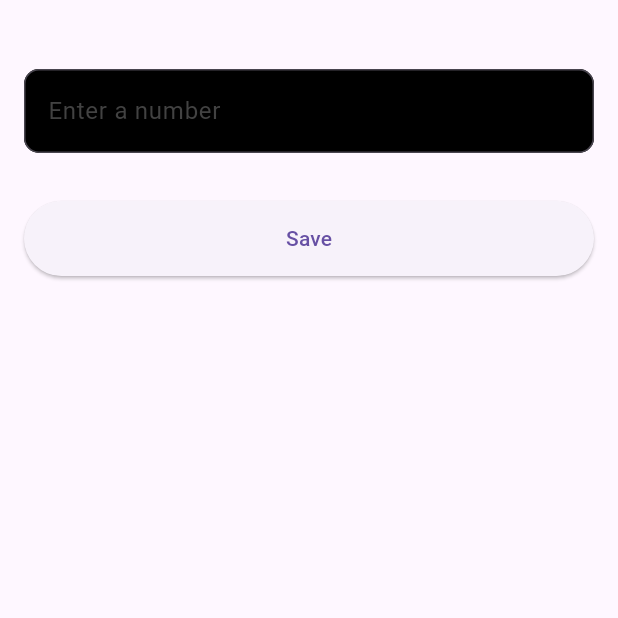
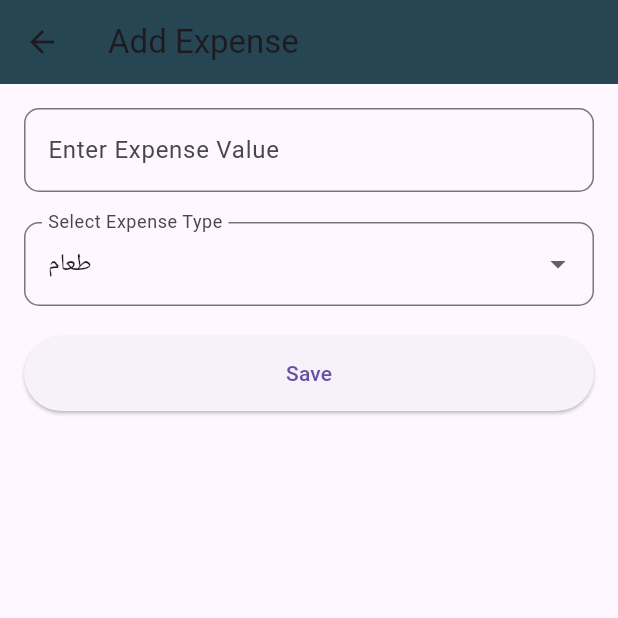
Before and after one commit to khaderhash/money_app, a Flutter app: the NumberScreen screen opened by its route, after a tap on the "add" icon, on a phone screen of 412 x 824 dp, the top half of it. Run offline on Flutter 3.47's test engine with Material 3 defaults, Android fonts, the phone set to English and light mode, and no system bars; our stand-ins replace firebase_auth, firebase_core, fl_chart, implicitly_animated_reorderable_list, implicitly_animated_reorderable_list_2, modal_progress_hud_nsn and 2 more; accounts and stored records are empty.

```diff
--- a/lib/Screens/number.dart
+++ b/lib/Screens/number.dart
@@ -1,8 +1,8 @@
 import 'package:flutter/material.dart';
-import 'package:myappmoney2/Screens/addtodo.dart';
-import 'package:myappmoney2/constants.dart';
+import 'package:fl_chart/fl_chart.dart';
 import 'package:shared_preferences/shared_preferences.dart';
 import 'package:myappmoney2/services/shared_preferences_number.dart';
+
 import '../services/shared_preferences.dart';
 import 'numberadd.dart';
 
@@ -15,10 +15,15 @@ class NumberScreen extends StatefulWidget {
 }
 
 class _ExpensesState extends State<NumberScreen> {
-  final saerchBarTec = TextEditingController();
-  SharedPreferencesservice? servicetoaddnumber;
-  List<double> listDatanumber = [];
-  List<double> _listnumber = [];
+  SharedPreferencesServiceexpenses? servicetoaddnumber;
+  List<Map<String, dynamic>> listExpenses = []; // تحتوي على الأرقام والأنواع
+
+  final Map<String, Color> expenseColors = {
+    "طعام": Colors.green,
+    "سكن": Colors.blue,
+    "بنزين": Colors.orange,
+    "مصاريف اعتيادية": Colors.red,
+  };
 
   @override
   void initState() {
@@ -28,19 +33,13 @@ class _ExpensesState extends State<NumberScreen> {
 
   initSharedPreferences() async {
     final sharedPreferences = await SharedPreferences.getInstance();
-    servicetoaddnumber = SharedPreferencesservice(sharedPreferences);
-    listDatanumber = await servicetoaddnumber?.getNumbers() ?? [];
+    servicetoaddnumber = SharedPreferencesServiceexpenses(sharedPreferences);
+    listExpenses = await servicetoaddnumber?.getExpenses() ?? [];
     setState(() {});
   }
 
-  void searchOp(String searchText) async {
-    _listnumber = await servicetoaddnumber?.getNumbers() ?? [];
-    listDatanumber.clear();
-    for (var value in _listnumber) {
-      if (value.toString().contains(searchText)) {
-        listDatanumber.add(value);
-      }
-    }
+  void updateList() async {
+    listExpenses = await servicetoaddnumber?.getExpenses() ?? [];
     setState(() {});
   }
 
@@ -48,147 +47,94 @@ class _ExpensesState extends State<NumberScreen> {
   Widget build(BuildContext context) {
     return Scaffold(
       appBar: AppBar(
-        backgroundColor: Colors.white,
-        elevation: 0,
-        title: Container(
-          width: width(context),
-          height: 40,
-          decoration: BoxDecoration(
+        title: const Text("Expenses Chart"),
+        backgroundColor: const Color(0xFF264653),
+      ),
+      body: Column(
+        children: [
+          // مخطط دائري
+          Expanded(
+            flex: 2,
+            child: Padding(
+              padding: const EdgeInsets.all(16.0),
+              child: PieChart(
+                PieChartData(
+                  sections: listExpenses.isEmpty
+                      ? [
+                          PieChartSectionData(
+                            value: 100,
+                            color: Colors.grey,
+                            title: "No Data",
+                            radius: 50,
+                            titleStyle: const TextStyle(
+                              fontSize: 12,
+                              fontWeight: FontWeight.bold,
                               color: Colors.white,
-              borderRadius: BorderRadius.circular(10),
-              border: Border.all(width: 1, color: Colors.blue)),
-          child: Row(
-            crossAxisAlignment: CrossAxisAlignment.center,
-            children: [
-              Padding(
-                padding: const EdgeInsets.all(8.0),
-                child: Icon(
-                  Icons.search,
-                  color: Colors.blue,
-                  size: 22,
-                ),
-              ),
-              Expanded(
-                child: TextField(
-                  textInputAction: TextInputAction.search,
-                  maxLines: 1,
-                  controller: saerchBarTec,
-                  keyboardType: TextInputType.text,
-                  textAlignVertical: TextAlignVertical.center,
-                  onChanged: searchOp,
-                  decoration: InputDecoration(
-                    border: InputBorder.none,
-                    hintText: 'search',
-                    hintStyle: TextStyle(
-                        fontSize: 14,
-                        color: Colors.grey,
-                        fontWeight: FontWeight.w400),
-                    contentPadding: EdgeInsets.only(
-                      left: 0,
-                    ),
-                    focusedBorder: InputBorder.none,
-                    filled: true,
-                    isDense: true,
-                    fillColor: Colors.transparent,
-                  ),
-                  style: TextStyle(fontSize: 18),
-                  obscureText: false,
                             ),
                           )
-            ],
+                        ]
+                      : listExpenses.map((expense) {
+                          return PieChartSectionData(
+                            value: expense["value"],
+                            color:
+                                expenseColors[expense["type"]] ?? Colors.grey,
+                            title: expense["value"].toString(),
+                            radius: 50,
+                            titleStyle: const TextStyle(
+                              fontSize: 12,
+                              fontWeight: FontWeight.bold,
+                              color: Colors.blue,
+                            ),
+                          );
+                        }).toList(),
+                  centerSpaceRadius: 40,
+                  borderData: FlBorderData(show: false),
+                  sectionsSpace:
+                      4, // إضافة مسافة بين الأجزاء لزيادة وضوح المخطط
                 ),
               ),
             ),
-      body: SizedBox(
-        height: hight(context),
+          ),
+
+          // قائمة المصاريف
+          Expanded(
+            flex: 3,
             child: ListView.builder(
-          itemCount: listDatanumber.length,
+              itemCount: listExpenses.length,
               itemBuilder: (context, index) {
-            return GestureDetector(
-              onTap: () {
-                Navigator.of(context).push(MaterialPageRoute(
-                  builder: (context) => addnumber(
-                    title: listDatanumber[index].toString(),
-                    index: index,
+                return ListTile(
+                  leading: Icon(
+                    Icons.check_circle,
+                    color: expenseColors[listExpenses[index]["type"]] ??
+                        Colors.grey,
                   ),
-                ));
+                  title: Text(
+                    "${listExpenses[index]["type"]}: ${listExpenses[index]["value"]}",
+                    style: const TextStyle(
+                        fontSize: 16, fontWeight: FontWeight.w500),
+                  ),
+                  trailing: IconButton(
+                    icon: const Icon(Icons.delete, color: Colors.red),
+                    onPressed: () async {
+                      await servicetoaddnumber?.removeExpense(index);
+                      updateList();
                     },
-              child: Container(
-                decoration: BoxDecoration(
-                  color: Colors.white,
-                  borderRadius: BorderRadius.circular(10),
-                  border: Border.all(
-                    width: 1,
-                    color: Colors.blue,
-                  ),
-                ),
-                margin: EdgeInsets.only(
-                  left: 20,
-                  top: 10,
-                  right: 20,
-                  bottom: 10,
-                ),
-                height: 60,
-                child: Row(children: [
-                  Expanded(
-                      child: Row(
-                    children: [
-                      SizedBox(
-                        width: 10,
-                      ),
-                      Icon(
-                        Icons.check,
-                        color: Colors.blue,
-                        size: 20,
-                      ),
-                      SizedBox(
-                        width: 10,
-                      ),
-                      Expanded(
-                        child: Text(
-                          listDatanumber[index].toString(),
-                          overflow: TextOverflow.ellipsis,
-                        ),
-                      )
-                    ],
-                  )),
-                  Padding(
-                    padding: const EdgeInsets.all(15.0),
-                    child: GestureDetector(
-                      onTap: () {
-                        setState(() {
-                          servicetoaddnumber?.removeNumber(index);
-                        });
-                      },
-                      child: Icon(
-                        Icons.delete,
-                        color: Colors.blue,
-                      ),
-                    ),
-                  )
-                ]),
                   ),
                 );
               },
             ),
           ),
+        ],
+      ),
       floatingActionButton: FloatingActionButton(
+        backgroundColor: const Color(0xFFE78B00),
         onPressed: () async {
-          // Navigator.of(context).push(MaterialPageRoute(
-          //   builder: (context) => addnumber(
-          //     title: '',
-          //   ),
-          // )
-          Navigator.of(context).push(MaterialPageRoute(
-            builder: (context) => addnumber(
-              title: '',
-            ),
+          await Navigator.of(context).push(MaterialPageRoute(
+            builder: (context) => addnumber(),
           ));
-          listDatanumber = await servicetoaddnumber?.getNumbers() ?? [];
-          setState(() async {});
+          updateList();
         },
-        tooltip: 'Add Number',
-        child: Icon(Icons.add),
+        child: const Icon(Icons.add),
       ),
     );
   }
--- a/lib/Screens/numberadd.dart
+++ b/lib/Screens/numberadd.dart
@@ -1,75 +1,88 @@
 import 'package:flutter/material.dart';
-import 'package:myappmoney2/services/shared_preferences.dart';
 import 'package:shared_preferences/shared_preferences.dart';
 import 'package:myappmoney2/services/shared_preferences_number.dart';
 
+import '../services/shared_preferences.dart';
+
 class addnumber extends StatefulWidget {
-  const addnumber({super.key, this.title, this.index});
-  final String? title;
-  final int? index;
+  const addnumber({super.key});
   static String id = 'addnumber';
 
   @override
-  State<addnumber> createState() => _AddTodoScreenState();
+  State<addnumber> createState() => _AddNumberState();
 }
 
-class _AddTodoScreenState extends State<addnumber> {
-  TextEditingController controller = TextEditingController();
+class _AddNumberState extends State<addnumber> {
+  TextEditingController valueController = TextEditingController();
+  String selectedType = "طعام";
 
-  @override
-  void initState() {
-    controller = TextEditingController(text: widget.title);
-    super.initState();
-  }
+  final List<String> expenseTypes = ["طعام", "سكن", "بنزين", "مصاريف اعتيادية"];
 
   @override
   Widget build(BuildContext context) {
     return Scaffold(
-      body: Column(
+      appBar: AppBar(
+        title: const Text("Add Expense"),
+        backgroundColor: const Color(0xFF264653),
+      ),
+      body: Padding(
+        padding: const EdgeInsets.all(16.0),
+        child: Column(
+          crossAxisAlignment: CrossAxisAlignment.start,
           children: [
-          SizedBox(
-            height: 30,
-          ),
-          Padding(
-            padding: const EdgeInsets.all(16.0),
-            child: TextField(
-              controller: controller,
+            TextField(
+              controller: valueController,
               keyboardType: TextInputType.number,
               decoration: InputDecoration(
+                labelText: "Enter Expense Value",
                 border: OutlineInputBorder(
                   borderRadius: BorderRadius.circular(10),
                 ),
-                  filled: true,
-                  hintStyle: TextStyle(color: Colors.grey[800]),
-                  hintText: 'Enter a number',
-                  fillColor: Colors.black),
               ),
             ),
-          Container(
+            const SizedBox(height: 20),
+            DropdownButtonFormField<String>(
+              value: selectedType,
+              items: expenseTypes
+                  .map((type) => DropdownMenuItem(
+                        value: type,
+                        child: Text(type),
+                      ))
+                  .toList(),
+              onChanged: (value) {
+                setState(() {
+                  selectedType = value!;
+                });
+              },
+              decoration: InputDecoration(
+                labelText: "Select Expense Type",
+                border: OutlineInputBorder(
+                  borderRadius: BorderRadius.circular(10),
+                ),
+              ),
+            ),
+            const SizedBox(height: 20),
+            SizedBox(
               width: double.infinity,
               height: 50,
-            margin: EdgeInsets.all(16),
               child: ElevatedButton(
                 onPressed: () async {
-                if (controller.text.isNotEmpty) {
+                  if (valueController.text.isNotEmpty) {
                     final sharedPreferences =
                         await SharedPreferences.getInstance();
-                  final value = double.tryParse(controller.text) ?? 0.0;
-                  if ((widget.title?.isEmpty ?? true)) {
-                    SharedPreferencesservice(sharedPreferences)
-                        .addNumber(value);
-                  } else {
-                    SharedPreferencesservice(sharedPreferences)
-                        .updateNumber(widget.index ?? 0, value);
-                  }
-                  Navigator.pop(context); // إغلاق الصفحة بدون إرجاع قيمة
+                    final value = double.tryParse(valueController.text) ?? 0.0;
+                    final expense = {"value": value, "type": selectedType};
+                    SharedPreferencesServiceexpenses(sharedPreferences)
+                        .addExpense(expense);
+                    Navigator.pop(context);
                   }
                 },
-              child: Text("Save"),
+                child: const Text("Save"),
               ),
             ),
           ],
         ),
+      ),
     );
   }
 }
--- a/lib/services/shared_preferences.dart
+++ b/lib/services/shared_preferences.dart
@@ -2,9 +2,25 @@ import 'dart:convert';
 
 import 'package:shared_preferences/shared_preferences.dart';
 
-class SharedPreferencesService {
+class SharedPreferencesServiceexpenses {
   final SharedPreferences sharedPreferences;
-  SharedPreferencesService(this.sharedPreferences);
+  SharedPreferencesServiceexpenses(this.sharedPreferences);
+  Future<void> addExpense(Map<String, dynamic> expense) async {
+    final result = sharedPreferences.getStringList('expenses') ?? [];
+    result.add(json.encode(expense));
+    await sharedPreferences.setStringList('expenses', result);
+  }
+
+  Future<List<Map<String, dynamic>>> getExpenses() async {
+    final result = sharedPreferences.getStringList('expenses') ?? [];
+    return result.map((e) => json.decode(e) as Map<String, dynamic>).toList();
+  }
+
+  Future<void> removeExpense(int index) async {
+    final result = sharedPreferences.getStringList('expenses') ?? [];
+    result.removeAt(index);
+    await sharedPreferences.setStringList('expenses', result);
+  }
 
   Future<void> addTodo(Map<String, String> goalData) async {
     final result = sharedPreferences.getStringList('items_String') ?? [];
@@ -13,7 +29,8 @@ class SharedPreferencesService {
   }
 
   Future<List<Map<String, String>>> getTodo() async {
-    List<String> storedData = sharedPreferences.getStringList('items_String') ?? [];
+    List<String> storedData =
+        sharedPreferences.getStringList('items_String') ?? [];
     List<Map<String, String>> goals = [];
 
     for (var item in storedData) {
@@ -36,7 +53,8 @@ class SharedPreferencesService {
   }
 
   Future<void> setTodoList(List<Map<String, String>> todoList) async {
-    List<String> encodedList = todoList.map((goal) => json.encode(goal)).toList();
+    List<String> encodedList =
+        todoList.map((goal) => json.encode(goal)).toList();
     await sharedPreferences.setStringList('items_String', encodedList);
   }
 }
```
Also changed, not shown: lib/Screens/Goals.dart (+11 -9 lines), lib/Screens/HomePage.dart (+12 -12 lines), lib/Screens/addtodo.dart (+8 -6 lines), lib/compo/clickHomepage.dart (+16 -5 lines), lib/compo/outsidecs.dart (+7 -8 lines). Lines whose indentation alone changed are shown as unchanged.
